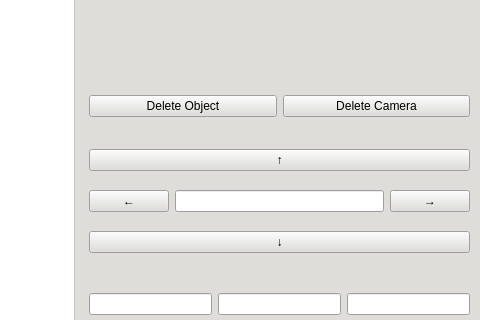
The window that lab_03/lab_03_qt/mainwindow.ui (SINdeletE/OOP) describes before a commit, drawn with Qt 5; both pictures show x 641 to 1121 and y 333 to 653 of the 1121 by 828 pixel window.
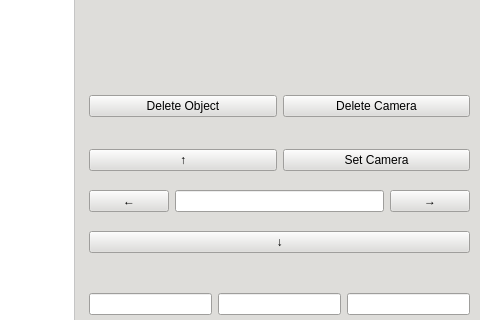
The same window after the commit.

The edit to the form file:
```diff
--- a/lab_03/lab_03_qt/mainwindow.ui
+++ b/lab_03/lab_03_qt/mainwindow.ui
@@ -1172,7 +1172,15 @@
         </layout>
        </item>
        <item>
-        <layout class="QVBoxLayout" name="verticalLayout_9"/>
+        <layout class="QVBoxLayout" name="verticalLayout_9">
+         <item>
+          <widget class="QPushButton" name="SetCameraButton">
+           <property name="text">
+            <string>Set Camera</string>
+           </property>
+          </widget>
+         </item>
+        </layout>
        </item>
       </layout>
      </item>
```
